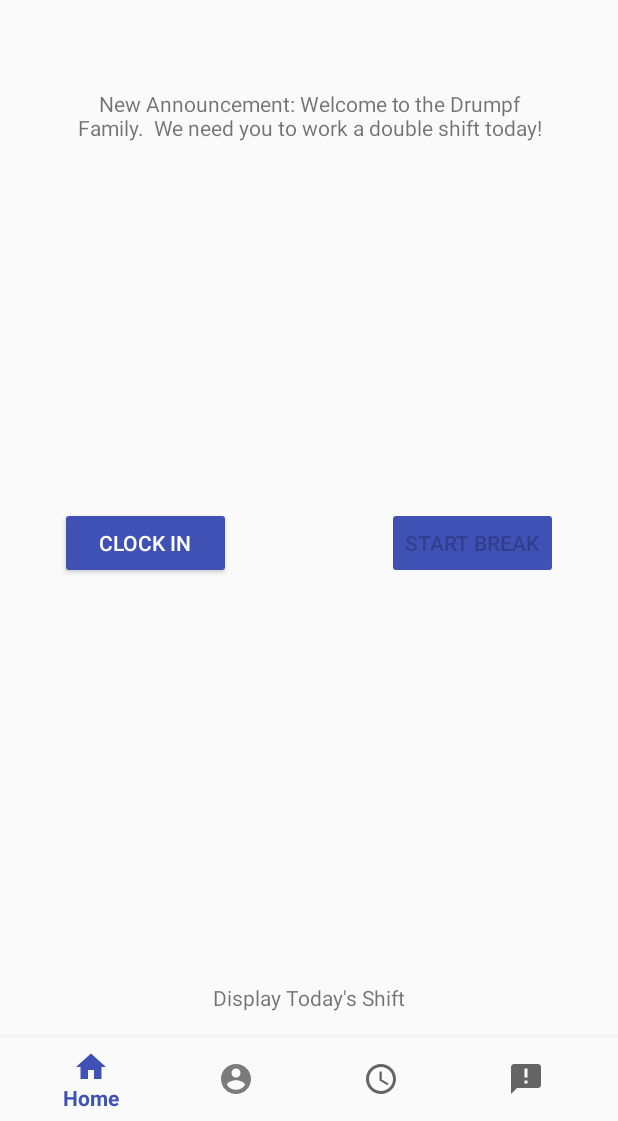
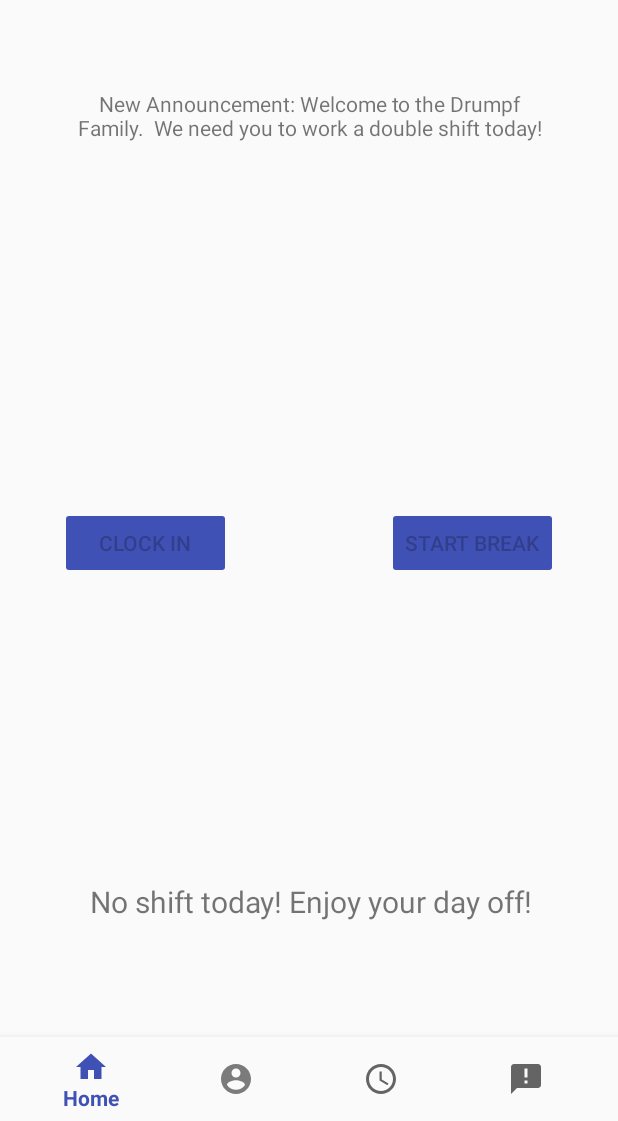
Before and after one commit to MJSanfelippo/CECS491Project, an Android app: the EmployeeHomePageActivity screen opened directly, with no data from a screen before it, on a phone screen of 412 x 824 dp, the part 115-1236 px from its top. Run offline under Robolectric (Android 15) with nearby library versions, the phone set to English and light mode, and no system bars; our stand-ins replace Firebase (no records; nobody signed in at launch, a user with empty details on screens opened directly); 2 statements that could not run were skipped.

Commit message:
Added clock in and out functionality so that the database gets updated with the employee's real start/end time. They are only allowed to clock in if they have a shift for that day, and after they clock in and out for that day, the button is disabled. If they don't have a shift that day, the clock in button will not be enabled and a nice message will appear.

```diff
--- a/app/src/main/java/cecs491/android/csulb/edu/cecs491project/EmployeeHomePageActivity.java
+++ b/app/src/main/java/cecs491/android/csulb/edu/cecs491project/EmployeeHomePageActivity.java
@@ -12,7 +12,19 @@ import android.view.View;
 import android.widget.Button;
 import android.widget.CompoundButton;
 import android.widget.TextView;
+import android.widget.Toast;
 import android.widget.ToggleButton;
+
+import com.google.firebase.database.DataSnapshot;
+import com.google.firebase.database.DatabaseError;
+import com.google.firebase.database.DatabaseReference;
+import com.google.firebase.database.FirebaseDatabase;
+import com.google.firebase.database.ValueEventListener;
+
+import java.text.SimpleDateFormat;
+import java.util.Date;
+import java.util.HashMap;
+import java.util.Map;
 
 /**
  * Created by Michael on 3/3/2018.
@@ -24,13 +36,56 @@ public class EmployeeHomePageActivity extends AppCompatActivity {
     private TextView mTextMessage;
     private ToggleButton clockInButton;
     private ToggleButton breakButton;
+    private TextView todaysShift;
+
+    private FirebaseDatabase db;
+    private DatabaseReference ref;
+    private String possibleShiftId;
 
     @Override
     protected void onCreate(Bundle savedInstanceState) {
         super.onCreate(savedInstanceState);
         setContentView(R.layout.activity_employee_home_page);
 
+        clockInButton = (ToggleButton) findViewById(R.id.toggleClockButton);
+        todaysShift = (TextView) findViewById(R.id.DailyShift);
+
+        Intent i = getIntent();
+        Bundle b = i.getExtras();
+        String firstName = b.getString("firstName");
+        String lastName = b.getString("lastName");
+        Date d = new Date();
+        SimpleDateFormat simpleDateFormat = new SimpleDateFormat("MMddyyyy");
+        String today = simpleDateFormat.format(d).toString();
+        possibleShiftId = firstName+lastName+":"+today;
         mTextMessage = (TextView) findViewById(R.id.employeeTestTextView);
+        db = FirebaseDatabase.getInstance();
+        ref = db.getReference("Shifts");
+        ValueEventListener valueEventListener = new ValueEventListener() {
+            @Override
+            public void onDataChange(DataSnapshot dataSnapshot) {
+                if (dataSnapshot.hasChild(possibleShiftId)){
+                    String startTime = dataSnapshot.child(possibleShiftId).child("Start time").getValue().toString();
+                    String endTime = dataSnapshot.child(possibleShiftId).child("End time").getValue().toString();
+                    String shift = startTime + "   to   " + endTime;
+                    clockInButton.setEnabled(true);
+                    todaysShift.setText("Today's shift: " + shift + "\n\n" + "Enjoy work today - don't be late!");
+                    //Toast.makeText(EmployeeHomePageActivity.this, shift, Toast.LENGTH_LONG).show();
+                } else {
+                    //Toast.makeText(EmployeeHomePageActivity.this, "No shift today", Toast.LENGTH_LONG).show();
+                    todaysShift.setText("No shift today! Enjoy your day off!");
+                }
+            }
+
+            @Override
+            public void onCancelled(DatabaseError databaseError) {
+
+            }
+        };
+
+        ref.addListenerForSingleValueEvent(valueEventListener);
+
+
         BottomNavigationView navigation = (BottomNavigationView) findViewById(R.id.navigation);
         Menu menu = navigation.getMenu();
         MenuItem item = menu.getItem(0);
@@ -60,19 +115,28 @@ public class EmployeeHomePageActivity extends AppCompatActivity {
         );
 
 
-
-
-        clockInButton = (ToggleButton) findViewById(R.id.toggleClockButton);
         breakButton = (ToggleButton) findViewById(R.id.breakButton);
         clockInButton.setOnCheckedChangeListener(new CompoundButton.OnCheckedChangeListener() {
             @Override
             public void onCheckedChanged(CompoundButton compoundButton, boolean isChecked) {
+
                 if (isChecked){
                     clockInButton.setTextOn("Clock out");
                     breakButton.setEnabled(true);
+                    String timestamp = new SimpleDateFormat("HH:mm").format(new Date());
+                    DatabaseReference shiftRef = ref.child(possibleShiftId);
+                    Map<String, Object> shiftUpdate = new HashMap<>();
+                    shiftUpdate.put("Real Start Time", timestamp);
+                    shiftRef.updateChildren(shiftUpdate);
                 } else {
                     clockInButton.setTextOff("Clock in");
                     breakButton.setEnabled(false);
+                    String timestamp = new SimpleDateFormat("HH:mm").format(new Date());
+                    DatabaseReference shiftRef = ref.child(possibleShiftId);
+                    Map<String, Object> shiftUpdate = new HashMap<>();
+                    shiftUpdate.put("Real End Time", timestamp);
+                    shiftRef.updateChildren(shiftUpdate);
+                    clockInButton.setEnabled(false);
 
                 }
             }
@@ -89,5 +153,7 @@ public class EmployeeHomePageActivity extends AppCompatActivity {
                 }
             }
         });
+
+
     }
 }
--- a/app/src/main/java/cecs491/android/csulb/edu/cecs491project/LogInActivity.java
+++ b/app/src/main/java/cecs491/android/csulb/edu/cecs491project/LogInActivity.java
@@ -113,16 +113,19 @@ public class LogInActivity extends AppCompatActivity implements View.OnClickList
                         public void onDataChange(DataSnapshot dataSnapshot) {
                             String userType = dataSnapshot.child("User Type").getValue().toString();
                             String firstName = dataSnapshot.child("First Name").getValue().toString();
+                            String lastName = dataSnapshot.child("Last Name").getValue().toString();
                             if (userType.equalsIgnoreCase("Employer")){
                                 Intent intent = new Intent(LogInActivity.this, EmployerHomePageActivity.class);
                                 Bundle b = new Bundle();
                                 b.putString("firstName", firstName);
+                                b.putString("lastName", lastName);
                                 intent.putExtras(b);
                                 startActivity(intent);
                             } else {
                                 Intent intent = new Intent(LogInActivity.this, EmployeeHomePageActivity.class);
                                 Bundle b = new Bundle();
                                 b.putString("firstName", firstName);
+                                b.putString("lastName", lastName);
                                 intent.putExtras(b);
                                 startActivity(intent);
                             }
--- a/app/src/main/res/layout/activity_employee_home_page.xml
+++ b/app/src/main/res/layout/activity_employee_home_page.xml
@@ -50,13 +50,15 @@
         android:id="@+id/DailyShift"
         android:layout_width="315dp"
         android:layout_height="148dp"
-        android:layout_marginBottom="8dp"
+        android:layout_marginBottom="72dp"
         android:layout_marginEnd="8dp"
         android:layout_marginStart="8dp"
         android:gravity="center"
+        android:textSize="20sp"
         android:text="@string/dailyShift"
         app:layout_constraintBottom_toBottomOf="parent"
         app:layout_constraintEnd_toEndOf="parent"
+        app:layout_constraintHorizontal_bias="0.509"
         app:layout_constraintStart_toStartOf="parent" />
 
     <ToggleButton
@@ -81,6 +83,7 @@
     <ToggleButton
         android:id="@+id/toggleClockButton"
         style="@style/Widget.AppCompat.Button.Colored"
+        android:enabled="false"
         android:layout_width="114dp"
         android:layout_height="wrap_content"
         android:layout_marginBottom="8dp"
```
Also changed, not shown: app/src/main/java/Shifts.java (added, +20 -0 lines).
